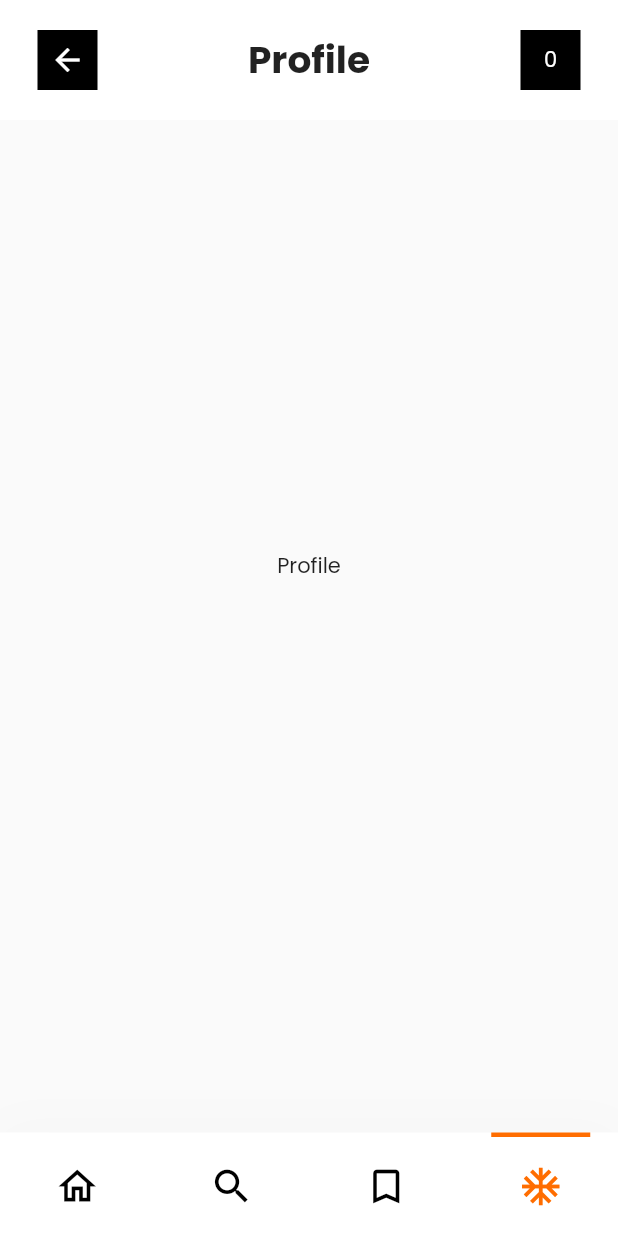
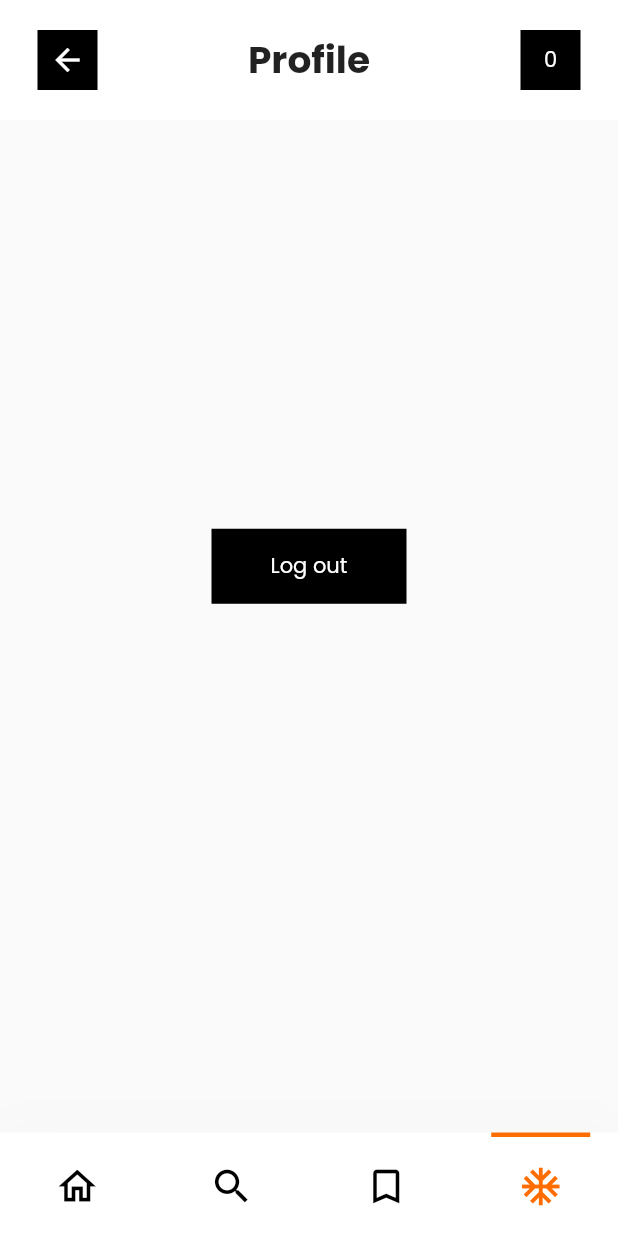
Before and after one commit to saleheen1/MobCommerce-flutter, a Flutter app: the screen it shows once a user with an empty profile is signed in, swiped to page 4, on a phone screen of 412 x 824 dp. Run offline on Flutter 3.47's test engine with Material 2 defaults, Android fonts, the phone set to English and light mode, and no system bars; our stand-ins replace cloud_firestore, firebase_auth, firebase_core, fluttertoast, get, google_fonts; accounts and stored records are empty.

```diff
--- a/lib/tabs/profileTab.dart
+++ b/lib/tabs/profileTab.dart
@@ -1,5 +1,8 @@
+import 'package:firebase_auth/firebase_auth.dart';
+import 'package:firebase_core/firebase_core.dart';
 import 'package:flutter/material.dart';
 import 'package:mobile_seller/widgets/actionBar.dart';
+import 'package:mobile_seller/widgets/constants.dart';
 
 class ProfileTab extends StatelessWidget {
   @override
@@ -10,8 +13,21 @@ class ProfileTab extends StatelessWidget {
           title: "Profile",
         ),
         Center(
-          child: Container(
-            child: Text("Profile"),
+          child: InkWell(
+            onTap: () {
+              FirebaseAuth.instance.signOut();
+            },
+            child: Container(
+              height: 50,
+              width: 130,
+              alignment: Alignment.center,
+              padding: EdgeInsets.symmetric(horizontal: 18, vertical: 14),
+              color: Constants.kPrimary,
+              child: Text(
+                "Log out",
+                style: TextStyle(color: Colors.white),
+              ),
+            ),
           ),
         ),
       ],
--- a/lib/widgets/actionBar.dart
+++ b/lib/widgets/actionBar.dart
@@ -1,3 +1,5 @@
+import 'package:cloud_firestore/cloud_firestore.dart';
+import 'package:firebase_auth/firebase_auth.dart';
 import 'package:flutter/material.dart';
 import 'package:get/get.dart';
 import 'package:mobile_seller/widgets/constants.dart';
@@ -6,8 +8,11 @@ class ActionBar extends StatelessWidget {
   final String title;
   final bool hasBackArrow;
 
-  const ActionBar({Key key, this.title, this.hasBackArrow = true})
-      : super(key: key);
+  ActionBar({Key key, this.title, this.hasBackArrow = true}) : super(key: key);
+  final CollectionReference _userRef =
+      FirebaseFirestore.instance.collection("Users");
+
+  final User _user = FirebaseAuth.instance.currentUser;
 
   @override
   Widget build(BuildContext context) {
@@ -48,9 +53,20 @@ class ActionBar extends StatelessWidget {
             height: 40,
             width: 40,
             color: Constants.kPrimary,
-            child: Text(
-              "0",
-              style: TextStyle(color: Colors.white),
+            child: StreamBuilder(
+              //quering everything from collection Cart-- to get it real time using snapshot() is needed
+              stream: _userRef.doc(_user.uid).collection("Cart").snapshots(),
+              builder: (context, snapshot) {
+                int totalItems = 0;
+                if (snapshot.connectionState == ConnectionState.active) {
+                  List _documents = snapshot.data.docs;
+                  totalItems = _documents.length;
+                }
+                return Text(
+                  "$totalItems" ?? "0",
+                  style: TextStyle(color: Colors.white),
+                );
+              },
             ),
           ),
         ],
```
Also changed, not shown: lib/screens/singleProduct.dart (+114 -6 lines), lib/services/firebaseServices.dart (added).
